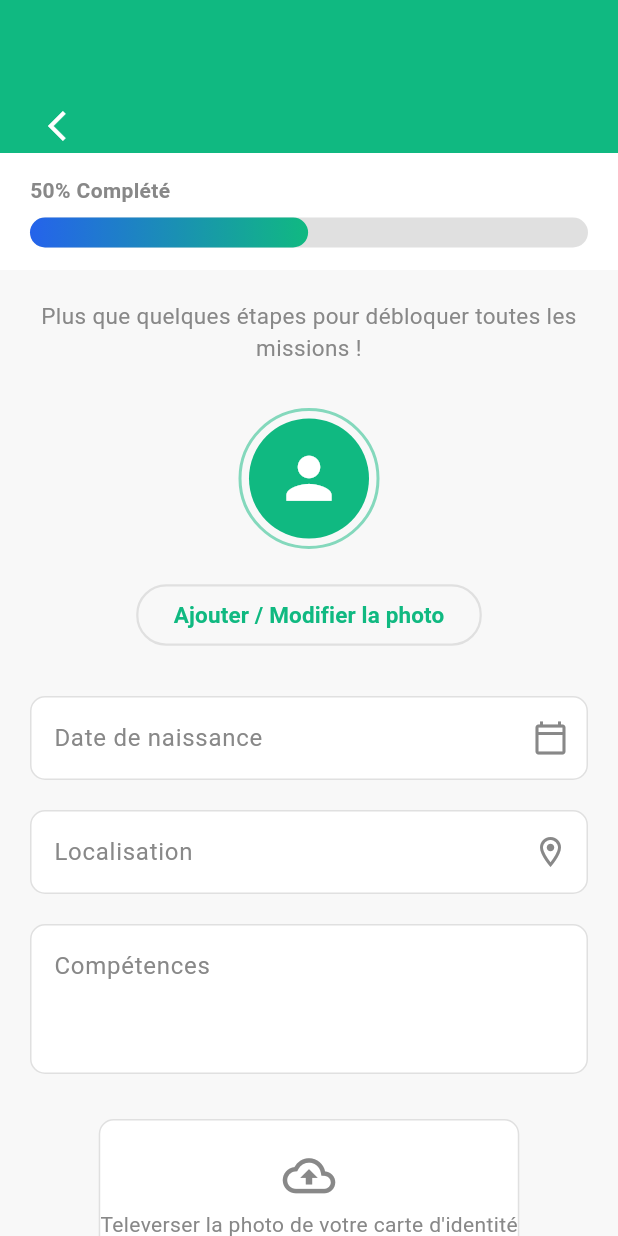
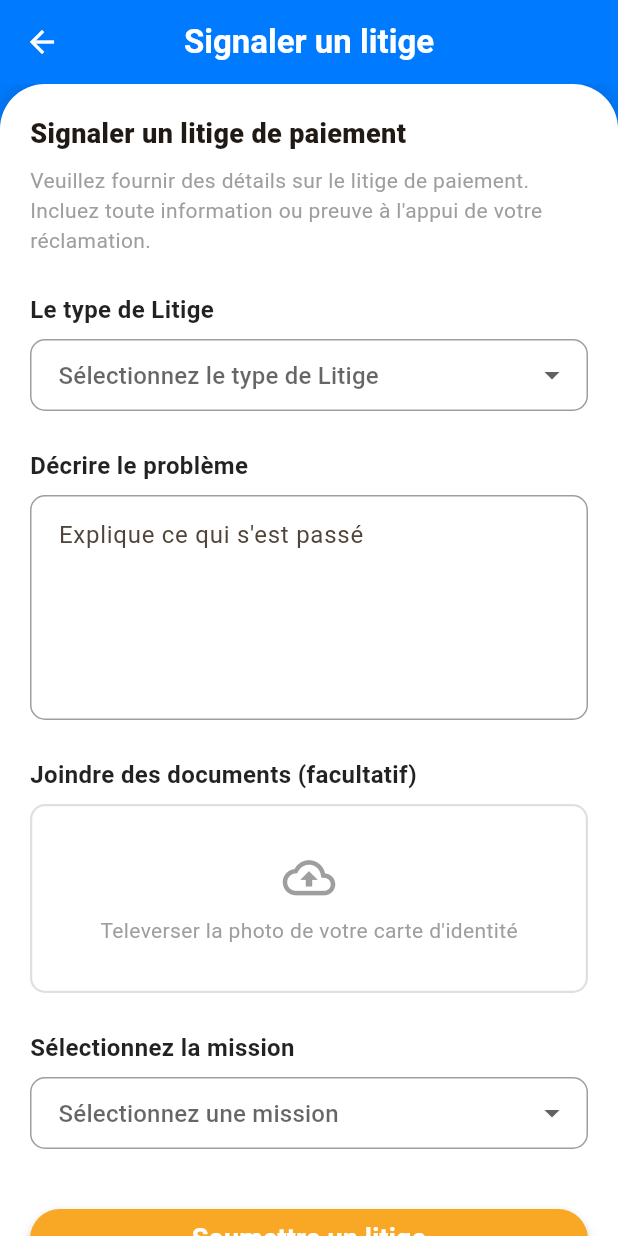
Before and after one commit to Tji-Teliman/tji_teliman_mobile, a Flutter app: the screen it shows after launch, on a phone screen of 412 x 824 dp. Run offline on Flutter 3.47's test engine with Material 3 defaults, Android fonts, the phone set to English and light mode, and no system bars; our stand-ins replace google_fonts, google_maps_flutter.

Commit message:
feat: ajout de la page Signaler litige

```diff
--- a/lib/main.dart
+++ b/lib/main.dart
@@ -1,9 +1,11 @@
 import 'package:flutter/material.dart';
 import 'package:intl/date_symbol_data_local.dart';
+import 'package:tji_teliman_mobile/screens/screens_jeunes/signaler_screen.dart';
 import 'screens/splash_screen.dart';
 import 'screens/screens_jeunes/missions_screen.dart';
 import 'screens/screens_jeunes/home_jeune.dart';
 import 'package:tji_teliman_mobile/screens/screens_jeunes/profil_completion_screen.dart';
+import 'package:tji_teliman_mobile/screens/screens_jeunes/signaler_screen.dart';
 
 Future<void> main() async {
   // Assure que les widgets sont initialisés
@@ -29,7 +31,7 @@ class MyApp extends StatelessWidget {
         useMaterial3: true,
       ),
       // L'écran de démarrage est défini ici
-      home: const ProfilCompletionScreen(),
+      home: const SignalerScreen(),
       debugShowCheckedModeBanner: false,
     );
   }
--- a/lib/screens/screens_jeunes/profil_completion_screen.dart
+++ b/lib/screens/screens_jeunes/profil_completion_screen.dart
@@ -2,7 +2,7 @@ import 'package:flutter/material.dart';
 import 'package:tji_teliman_mobile/widgets/profil/customAppBar.dart';
 import 'package:tji_teliman_mobile/widgets/profil/idCardUploadSection.dart';
 import 'package:tji_teliman_mobile/widgets/profil/profilePictureSection.dart';
-// Imports des widgets manquants dans la version initiale
+import 'package:tji_teliman_mobile/widgets/custom_header.dart';
 
 
 
@@ -52,6 +52,26 @@ class _ProfilCompletionScreenState extends State<ProfilCompletionScreen> {
       body: CustomScrollView(
         slivers: [
           const CustomAppBar(),
+          // 1. UTILISATION DU NOUVEAU WIDGET CustomHeader ENVELOPPÉ DANS SliverAppBar
+          SliverAppBar(
+            // La propriété 'pinned: true' permet au header de rester visible lors du défilement
+            pinned: true,
+            // La propriété 'toolbarHeight' doit correspondre à la taille préférée du CustomHeader
+            toolbarHeight: 0,
+            automaticallyImplyLeading: false,
+            // FlexibleSpace est utilisé pour insérer un widget qui prend de la place dans le Sliver
+            flexibleSpace: CustomHeader(
+              title: 'Finaliser Mon Profil',
+              // Définit la fonction de retour (qui pop la page)
+              onBack: () => Navigator.of(context).pop(),
+              // Vous pouvez ajouter une icône à droite si besoin
+              // rightIcon: Icons.notifications_none,
+            ),
+            // Définir la hauteur maximale/minimale pour SliverAppBar.
+            // Nous utilisons PreferredSize du CustomHeader
+            expandedHeight: const CustomHeader(title: '').preferredSize.height,
+          ),
+
 
           SliverToBoxAdapter(
             child: Padding(
--- /dev/null
+++ b/lib/screens/screens_jeunes/signaler_screen.dart
@@ -0,0 +1,240 @@
+import 'package:flutter/material.dart';
+
+
+class SignalerScreen extends StatelessWidget {
+  const SignalerScreen({super.key});
+
+  @override
+  Widget build(BuildContext context) {
+    return MaterialApp(
+      title: 'Formulaire de Litige',
+      theme: ThemeData(
+        primarySwatch: Colors.blue,
+        // Définit la couleur d'accent pour les éléments du formulaire comme le bouton
+        colorScheme: ColorScheme.fromSeed(seedColor: Colors.orange),
+        useMaterial3: true,
+      ),
+      home: const DisputeFormScreen(),
+    );
+  }
+}
+
+class DisputeFormScreen extends StatelessWidget {
+  const DisputeFormScreen({super.key});
+
+  @override
+  Widget build(BuildContext context) {
+    // La couleur de fond du Scaffold doit correspondre à la couleur de l'AppBar
+    // pour créer l'effet visuel de la carte blanche qui sort.
+    const Color primaryBlue = Color(0xFF007BFF); // Un bleu typique
+
+    return Scaffold(
+      backgroundColor: primaryBlue,
+      appBar: AppBar(
+        backgroundColor: primaryBlue,
+        elevation: 0, // Enlève l'ombre sous l'AppBar
+        leading: IconButton(
+          icon: const Icon(Icons.arrow_back, color: Colors.white),
+          onPressed: () {
+            // Logique de retour
+          },
+        ),
+        title: const Text(
+          'Signaler un litige',
+          style: TextStyle(color: Colors.white, fontWeight: FontWeight.w600),
+        ),
+        centerTitle: true,
+      ),
+      body: Column(
+        children: <Widget>[
+          // L'entête blanche avec les coins supérieurs arrondis
+          Expanded(
+            child: Container(
+              width: double.infinity,
+              decoration: const BoxDecoration(
+                color: Colors.white,
+                borderRadius: BorderRadius.vertical(top: Radius.circular(30.0)),
+                // Ombre optionnelle pour détacher le conteneur du fond
+                boxShadow: [
+                  BoxShadow(
+                    color: Colors.black12,
+                    blurRadius: 10.0,
+                    spreadRadius: 2.0,
+                  ),
+                ],
+              ),
+              // Le formulaire entier est défilable
+              child: const SingleChildScrollView(
+                padding: EdgeInsets.all(20.0),
+                child: DisputeFormContent(),
+              ),
+            ),
+          ),
+        ],
+      ),
+    );
+  }
+}
+
+class DisputeFormContent extends StatelessWidget {
+  const DisputeFormContent({super.key});
+
+  // Style commun pour les labels de formulaire
+  final TextStyle labelStyle = const TextStyle(
+    fontWeight: FontWeight.bold,
+    fontSize: 16,
+    color: Colors.black87,
+  );
+
+  // Style commun pour les InputDecoration (bordure arrondie)
+  final OutlineInputBorder borderStyle = const OutlineInputBorder(
+    borderRadius: BorderRadius.all(Radius.circular(10.0)),
+    borderSide: BorderSide(color: Colors.grey, width: 1.0),
+  );
+
+  @override
+  Widget build(BuildContext context) {
+    return Column(
+      crossAxisAlignment: CrossAxisAlignment.start,
+      children: <Widget>[
+        // --- Titre et description ---
+        const Text(
+          'Signaler un litige de paiement',
+          style: TextStyle(
+            fontWeight: FontWeight.w800,
+            fontSize: 18,
+          ),
+        ),
+        const SizedBox(height: 8),
+        const Text(
+          'Veuillez fournir des détails sur le litige de paiement. Incluez toute information ou preuve à l\'appui de votre réclamation.',
+          style: TextStyle(color: Colors.grey, fontSize: 14),
+        ),
+        const SizedBox(height: 25),
+
+        // --- Le type de Litige (Dropdown) ---
+        Text('Le type de Litige', style: labelStyle),
+        const SizedBox(height: 8),
+        DropdownButtonFormField<String>(
+          decoration: InputDecoration(
+            hintText: 'Sélectionnez le type de Litige',
+            contentPadding: const EdgeInsets.symmetric(horizontal: 15, vertical: 5),
+            border: borderStyle,
+            enabledBorder: borderStyle,
+            focusedBorder: borderStyle.copyWith(
+              borderSide: const BorderSide(color: Colors.blue, width: 2.0),
+            ),
+          ),
+          items: const [
+            DropdownMenuItem(value: 'paiement', child: Text('Litige de paiement')),
+            // ... autres types ...
+          ],
+          onChanged: (String? newValue) {
+            // Logique de sélection
+          },
+        ),
+        const SizedBox(height: 25),
+
+        // --- Décrire le problème (Textarea) ---
+        Text('Décrire le problème', style: labelStyle),
+        const SizedBox(height: 8),
+        TextFormField(
+          maxLines: 5,
+          decoration: InputDecoration(
+            hintText: 'Explique ce qui s\'est passé',
+            contentPadding: const EdgeInsets.all(15),
+            border: borderStyle,
+            enabledBorder: borderStyle,
+            focusedBorder: borderStyle.copyWith(
+              borderSide: const BorderSide(color: Colors.blue, width: 2.0),
+            ),
+          ),
+        ),
+        const SizedBox(height: 25),
+
+        // --- Joindre des documents (Upload) ---
+        Text('Joindre des documents (facultatif)', style: labelStyle),
+        const SizedBox(height: 8),
+        GestureDetector(
+          onTap: () {
+            // Logique pour ouvrir le sélecteur de fichiers
+          },
+          child: Container(
+            width: double.infinity,
+            padding: const EdgeInsets.symmetric(vertical: 30),
+            decoration: BoxDecoration(
+              border: Border.all(color: Colors.grey.shade300, width: 1.5),
+              borderRadius: const BorderRadius.all(Radius.circular(10.0)),
+            ),
+            child: const Column(
+              mainAxisAlignment: MainAxisAlignment.center,
+              children: [
+                Icon(
+                  Icons.cloud_upload_outlined,
+                  size: 35,
+                  color: Colors.grey,
+                ),
+                SizedBox(height: 8),
+                Text(
+                  'Televerser la photo de votre carte d\'identité',
+                  style: TextStyle(color: Colors.grey, fontSize: 14),
+                ),
+              ],
+            ),
+          ),
+        ),
+        const SizedBox(height: 25),
+
+        // --- Sélectionner la mission (Dropdown) ---
+        Text('Sélectionnez la mission', style: labelStyle),
+        const SizedBox(height: 8),
+        DropdownButtonFormField<String>(
+          decoration: InputDecoration(
+            hintText: 'Sélectionnez une mission',
+            contentPadding: const EdgeInsets.symmetric(horizontal: 15, vertical: 5),
+            border: borderStyle,
+            enabledBorder: borderStyle,
+            focusedBorder: borderStyle.copyWith(
+              borderSide: const BorderSide(color: Colors.blue, width: 2.0),
+            ),
+          ),
+          items: const [
+            DropdownMenuItem(value: 'mission_1', child: Text('Mission #456 - Cuisine')),
+            // ... autres missions ...
+          ],
+          onChanged: (String? newValue) {
+            // Logique de sélection
+          },
+        ),
+        const SizedBox(height: 40),
+
+        // --- Bouton Soumettre ---
+        SizedBox(
+          width: double.infinity,
+          height: 40,
+          child: ElevatedButton(
+            onPressed: () {
+              // Logique de soumission du formulaire
+            },
+            style: ElevatedButton.styleFrom(
+              backgroundColor: const Color(0xFFF9A825), // Orange vif
+              shape: RoundedRectangleBorder(
+                borderRadius: BorderRadius.circular(30.0),
+              ),
+              elevation: 4,
+            ),
+            child: const Text(
+              'Soumettre un litige',
+              style: TextStyle(
+                color: Colors.white,
+                fontSize: 18,
+                fontWeight: FontWeight.bold,
+              ),
+            ),
+          ),
+        ),
+        const SizedBox(height: 15),
+      ],
+    );
+  }
+}
```
